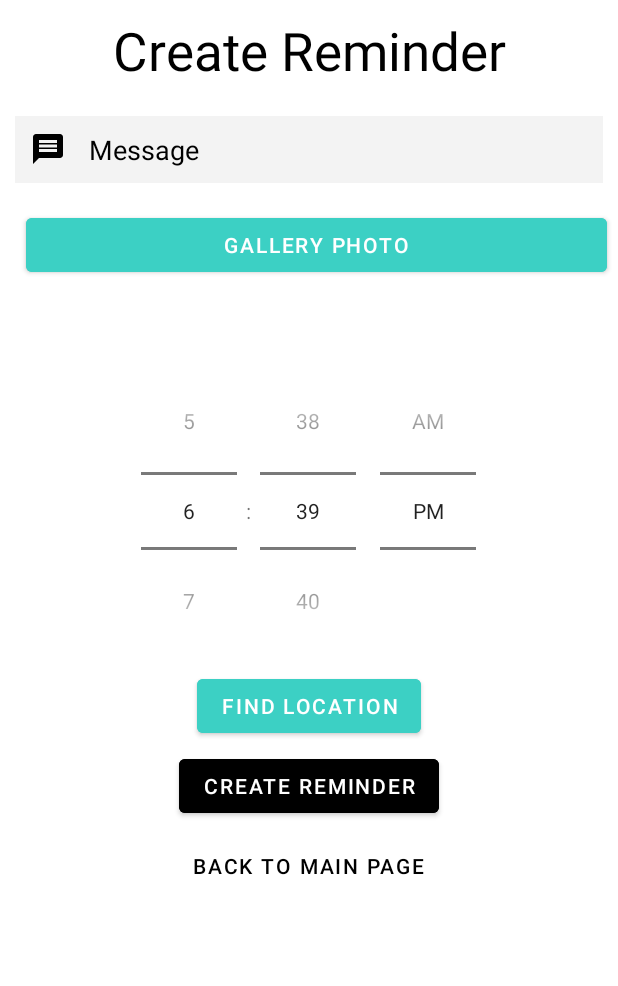
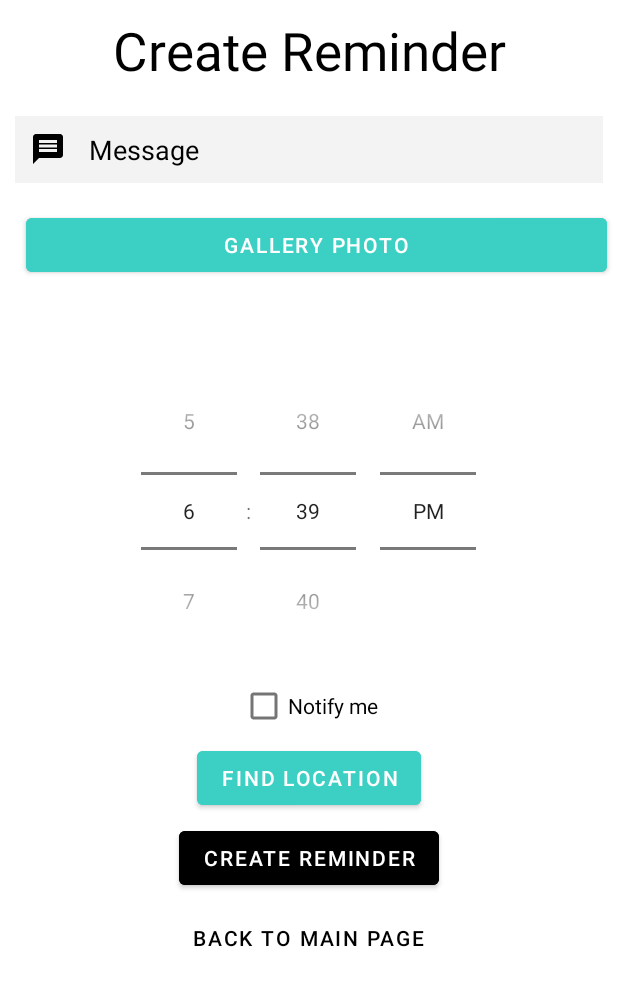
Before and after one commit to tfarich/hw1, an Android app built with Jetpack Compose: the AddActivity screen opened directly, with no data from a screen before it, on a phone screen of 412 x 824 dp. Shown: the top 986 px of the screen. Run offline under Robolectric (Android 15) with nearby library versions, the phone set to English and light mode, and no system bars.

Commit message:
Notifications are now optional

```diff
--- a/app/src/main/java/com/example/homework/AddActivity.kt
+++ b/app/src/main/java/com/example/homework/AddActivity.kt
@@ -4,11 +4,11 @@
 import android.net.Uri
 import android.os.Bundle
 import android.util.Log
+import android.view.View
 import android.widget.*
 import androidx.appcompat.app.AppCompatActivity
 import androidx.work.*
 import com.google.android.material.button.MaterialButton
-import java.text.SimpleDateFormat
 import java.util.*
 import java.util.concurrent.TimeUnit
 
@@ -49,6 +49,13 @@
         // create reminder
         val createButton = findViewById<MaterialButton>(R.id.createbtn)
 
+        val simpleCheckBox = findViewById<View>(R.id.checkBox) as CheckBox
+        var checkBoxState = false
+
+        simpleCheckBox.setOnClickListener {
+            checkBoxState = checkBoxState != true
+        }
+
         createButton.setOnClickListener {
             if (message.text.isNullOrEmpty()) {
                 Toast.makeText(this, "MUST ADD MESSAGE", Toast.LENGTH_SHORT).show()
@@ -74,8 +81,8 @@
                     var context = this
                     var db = DatabaseHandler(context)
                     Log.v("THE REMINDER ADDED", reminder.toString())
-                    db.insertData(reminder)
 
+                    if (checkBoxState) {
                         val timeDiff = (calendar.timeInMillis/1000L)-(time.timeInMillis/1000L)
                         //Log.v("Time difference", timeDiff.toString())
                         val myWorkRequest = OneTimeWorkRequestBuilder<NotificationWorker>()
@@ -86,6 +93,10 @@
                             )).build()
                         //WorkManager.getInstance(requireContext()).enqueue(myWorkRequest)
                         WorkManager.getInstance(it.context).enqueue(myWorkRequest)
+                    } else {
+                        reminder.reminder_time = reminder.creation_time
+                    }
+                    db.insertData(reminder)
                     switchActivities()
                 } else {
                     Toast.makeText(this, "MUST CHOOSE IMAGE", Toast.LENGTH_SHORT).show()
--- a/app/src/main/res/layout/activity_add.xml
+++ b/app/src/main/res/layout/activity_add.xml
@@ -68,11 +68,19 @@
         android:timePickerMode="spinner"
         />
 
+    <CheckBox
+        android:id="@+id/checkBox"
+        android:layout_below="@id/timePicker"
+        android:layout_width="wrap_content"
+        android:layout_height="wrap_content"
+        android:layout_centerHorizontal="true"
+        android:text="Notify me"/>
+
     <com.google.android.material.button.MaterialButton
         android:layout_width="wrap_content"
         android:layout_height="wrap_content"
         android:id="@+id/locationbtn"
-        android:layout_below="@id/timePicker"
+        android:layout_below="@id/checkBox"
         android:text="FIND LOCATION"
         android:backgroundTint="#3cd0c4"
         android:layout_centerHorizontal="true"
```
Also changed, not shown: app/src/main/java/com/example/homework/EditActivity.kt (+13 -2 lines), app/src/main/res/layout/activity_edit.xml (+9 -1 lines). Lines whose indentation alone changed are shown as unchanged.
